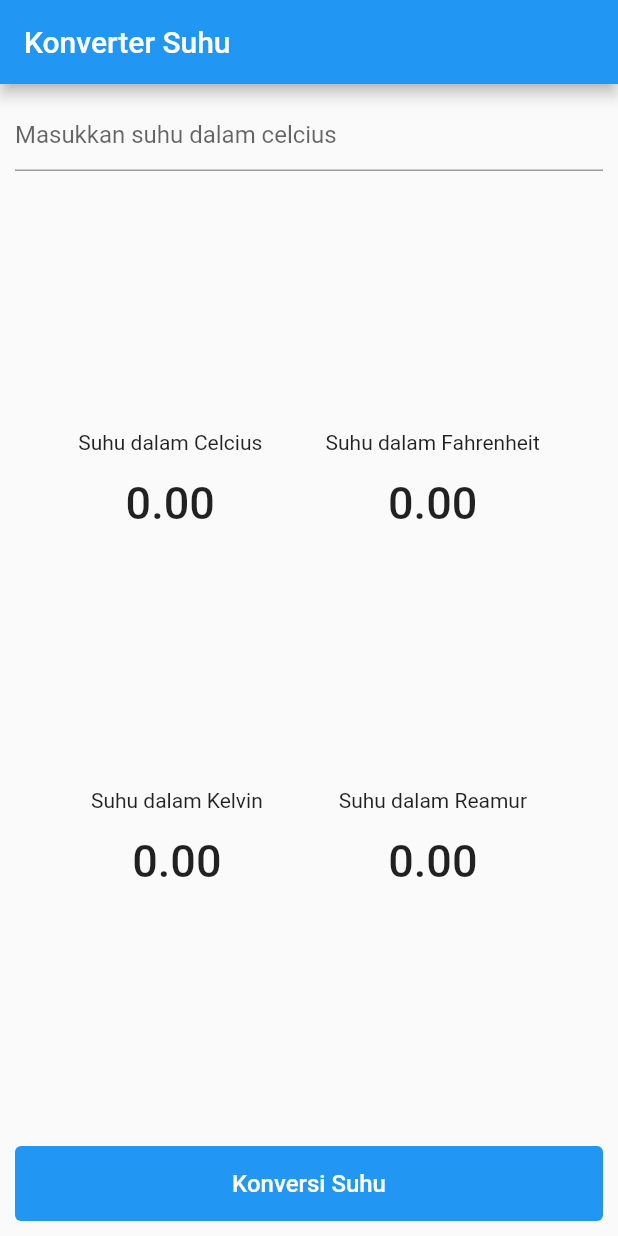
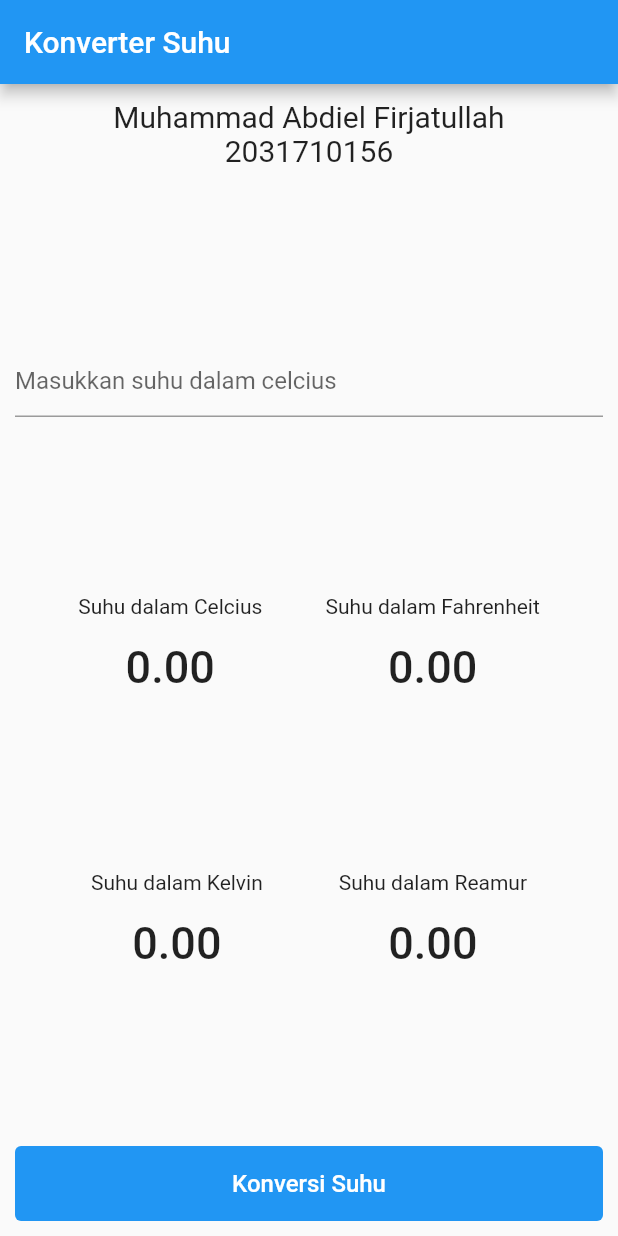
Before and after one commit to MuhammadAbdiel/03-konversi-suhu-flutter, a Flutter app: the screen it shows after launch, on a phone screen of 412 x 824 dp. Run offline on Flutter 3.47's test engine with Material 2 defaults, Android fonts, the phone set to English and light mode, and no system bars.

Commit message:
Update gambar dan menambahkan identitas

```diff
--- a/lib/layout/home_page.dart
+++ b/lib/layout/home_page.dart
@@ -35,6 +35,24 @@ class _HomePageState extends State<HomePage> {
         child: Column(
           mainAxisAlignment: MainAxisAlignment.spaceBetween,
           children: [
+            Column(
+              children: const [
+                Text(
+                  'Muhammad Abdiel Firjatullah',
+                  style: TextStyle(
+                    fontWeight: FontWeight.w400,
+                    fontSize: 20,
+                  ),
+                ),
+                Text(
+                  '2031710156',
+                  style: TextStyle(
+                    fontWeight: FontWeight.w400,
+                    fontSize: 20,
+                  ),
+                ),
+              ],
+            ),
             TextFormField(
               controller: _inputUser,
               keyboardType: TextInputType.number,
```
Also changed, not shown: assets/images/1.png (added), assets/images/2.png (added), assets/images/ss.png (deleted), 1 other file.
